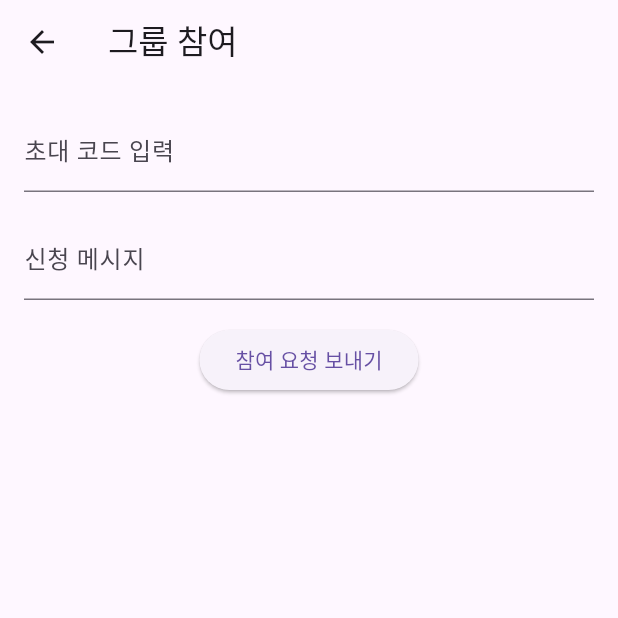
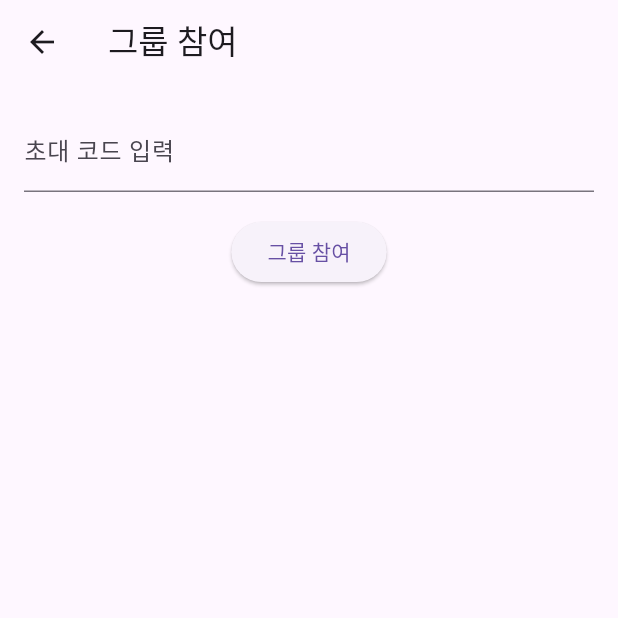
Before and after one commit to VICTOR-JEON-1998/private-board, a Flutter app: the JoinGroupPage screen opened directly with empty values, on a phone screen of 412 x 824 dp, the top half of it. Run offline on Flutter 3.47's test engine with Material 3 defaults, Android fonts, the phone set to English and light mode, and no system bars; our stand-ins replace dio, flutter_riverpod, shared_preferences; accounts and stored records are empty; Roboto replaces fonts that are missing (NanumGothic).

Commit message:
Use immediate group join

```diff
--- a/private_board_frontend/lib/pages/join_group_page.dart
+++ b/private_board_frontend/lib/pages/join_group_page.dart
@@ -14,12 +14,10 @@ class JoinGroupPage extends ConsumerStatefulWidget {
 class _JoinGroupPageState extends ConsumerState<JoinGroupPage> {
 
   final codeController = TextEditingController();
-  final messageController = TextEditingController(); // ✅ 이 줄 추가
 
   @override
   void dispose() {
     codeController.dispose();
-    messageController.dispose(); // ✅ 함께 dispose
     super.dispose();
   }
 
@@ -37,27 +35,19 @@ class _JoinGroupPageState extends ConsumerState<JoinGroupPage> {
               decoration: InputDecoration(labelText: '초대 코드 입력'),
             ),
             SizedBox(height: 16),
-            TextField(
-              controller: messageController,
-              decoration: InputDecoration(labelText: '신청 메시지'),
-            ),
-            SizedBox(height: 16),
             ElevatedButton(
               onPressed: () async {
                 final groupService = ref.read(groupServiceProvider);
                 try {
-                  // invitationCode로 groupId를 먼저 조회한 후 요청
-                  final joinResult = await groupService.sendJoinRequest(
-                    groupId: '예시 그룹 ID', // 이건 실제 로직에 맞게 수정 필요
+                  final result = await groupService.joinGroup(
+                    invitationCode: codeController.text,
                     userId: widget.userId,
-                    message: messageController.text,
                   );
-                  // 완료 후 처리
                   showDialog(
                     context: context,
                     builder: (_) => AlertDialog(
-                      title: Text('요청 완료'),
-                      content: Text('참여 요청이 전송되었습니다.'),
+                      title: Text('참여 완료'),
+                      content: Text(result['message'] ?? '그룹에 참여했습니다.'),
                       actions: [
                         TextButton(
                           onPressed: () => Navigator.of(context).pop(),
@@ -70,7 +60,7 @@ class _JoinGroupPageState extends ConsumerState<JoinGroupPage> {
                   print(e);
                 }
               },
-              child: Text('참여 요청 보내기'),
+              child: Text('그룹 참여'),
             ),
           ],
         ),
```
Also changed, not shown: private_board_frontend/lib/services/group_service.dart (+0 -20 lines), 1 other file.
